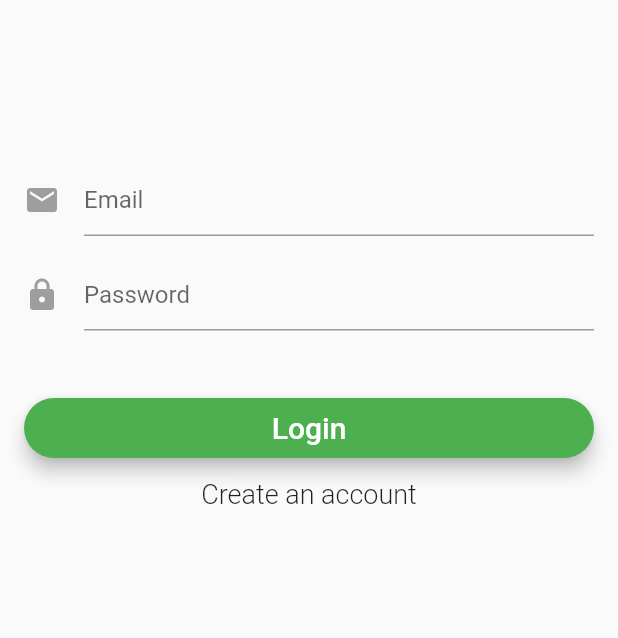
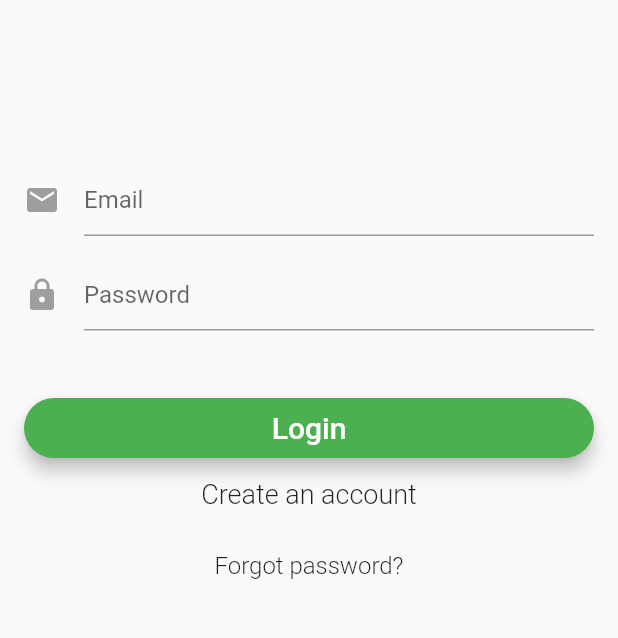
Before and after one commit to nickroh/flutter_schooldev, a Flutter app: the screen it shows after launch, on a phone screen of 412 x 824 dp, the part 259-897 px from its top. Run offline on Flutter 3.47's test engine with Material 2 defaults, Android fonts, the phone set to English and light mode, and no system bars; our stand-ins replace cloud_firestore, firebase_auth; missing offline and left inert: dynamic_list_view; accounts and stored records are empty.

Commit message:
password reset -- ui

```diff
--- a/lib/pages/auth/login_signup_page.dart
+++ b/lib/pages/auth/login_signup_page.dart
@@ -20,6 +20,7 @@ class _LoginSignUpPageState extends State<LoginSignUpPage> {
   String _email;
   String _password;
   String _errorMessage;
+
 
   // Initial form is login form
   FormMode _formMode = FormMode.LOGIN;
@@ -157,6 +158,7 @@ class _LoginSignUpPageState extends State<LoginSignUpPage> {
               _showPasswordInput(),
               _showPrimaryButton(),
               _showSecondaryButton(),
+              _showPasswordResetButton(),
               _showErrorMessage(),
             ],
           ),
@@ -231,6 +233,20 @@ class _LoginSignUpPageState extends State<LoginSignUpPage> {
       ),
     );
   }
+  Widget _showPasswordResetButton(){
+    return new FlatButton(
+      child: _formMode == FormMode.LOGIN
+          ? new Text('Forgot password?',
+          style: new TextStyle(fontSize: 16.0, fontWeight: FontWeight.w300))
+          : new Text('',
+          style:
+          new TextStyle(fontSize: 18.0, fontWeight: FontWeight.w300)),
+      onPressed: _formMode == FormMode.LOGIN
+          ? _changeFormToSignUp
+          : _changeFormToLogin,
+
+    );
+  }
 
   Widget _showSecondaryButton() {
     return new FlatButton(
```
